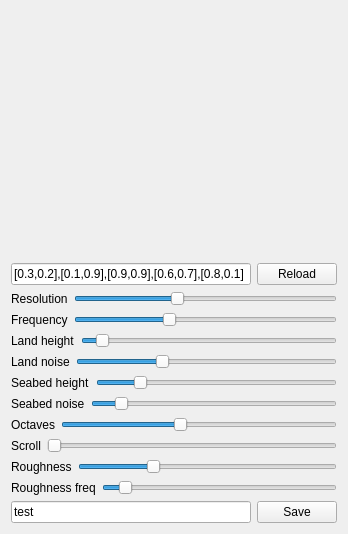
This is IslandApp/window.ui in lukher-dev/IslandGenerator as Qt 5 draws it before an edit. The edited form follows.
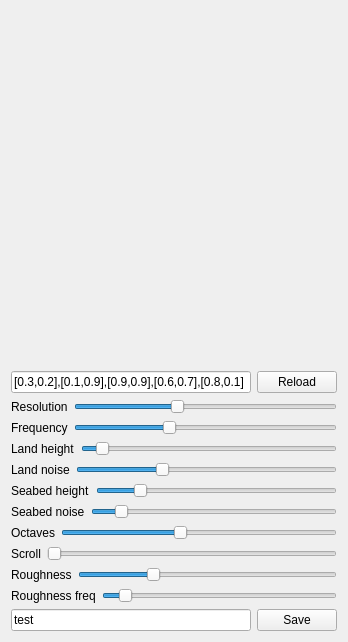
This is the edited form. Custom widgets are drawn as their Qt base class.

The edit to the form file:
```diff
--- a/IslandApp/window.ui
+++ b/IslandApp/window.ui
@@ -7,7 +7,7 @@
     <x>0</x>
     <y>0</y>
     <width>348</width>
-    <height>534</height>
+    <height>642</height>
    </rect>
   </property>
   <property name="windowTitle">
@@ -293,6 +293,9 @@
      </item>
      <item>
       <widget class="QSlider" name="RoughnessFrequencySlider">
+       <property name="maximum">
+        <number>99</number>
+       </property>
        <property name="value">
         <number>7</number>
        </property>
```
